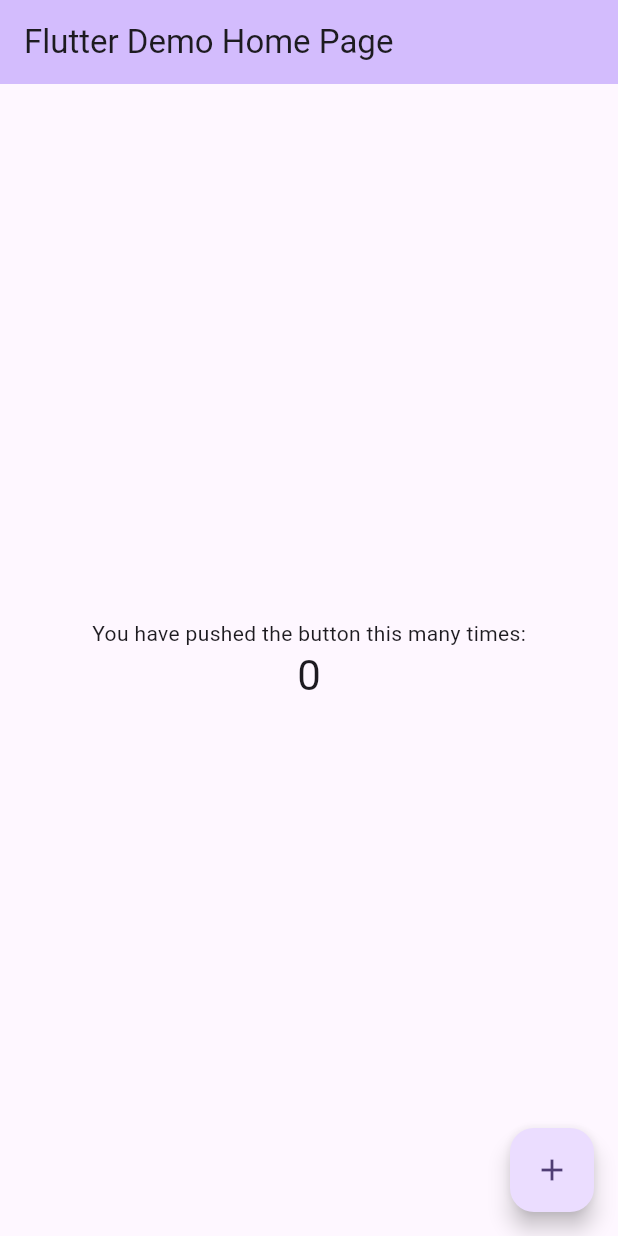
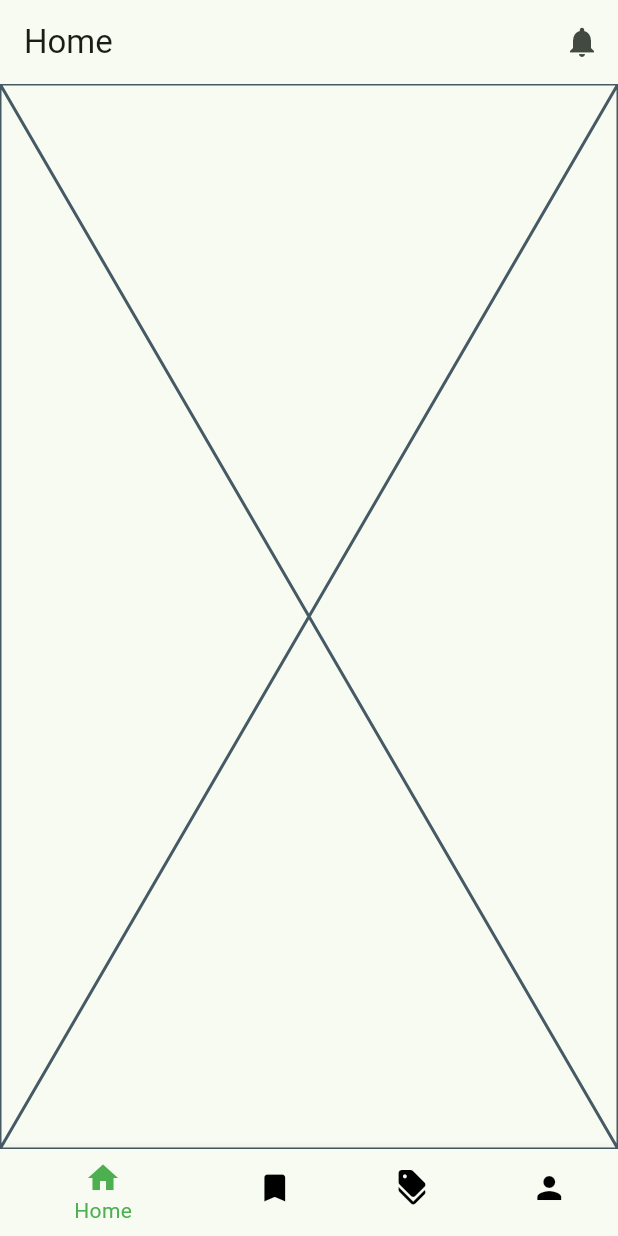
Before and after one commit to didierdrin/passtrack, a Flutter app: the screen it shows after launch, on a phone screen of 412 x 824 dp. Run offline on Flutter 3.47's test engine with Material 3 defaults, Android fonts, the phone set to English and light mode, and no system bars.

Commit message:
Second commit control page with the 4 main pages

```diff
--- /dev/null
+++ b/lib/colors.dart
@@ -0,0 +1,25 @@
+// Colors
+import 'package:flutter/material.dart';
+
+
+const MaterialColor mcgpalette0 = MaterialColor(_mcgpalette0PrimaryValue, <int, Color>{
+  50: Color(0xFF2D7A35),
+  100: Color(0xFFB9E0CC),
+  200: Color(0xFF8ACCAA),
+  300: Color(0xFF5BB887),
+  400: Color(0xFF38A86E),
+  500: Color(_mcgpalette0PrimaryValue),
+  600: Color(0xFF12914D),
+  700: Color(0xFF0F8643),
+  800: Color(0xFF0C7C3A),
+  900: Color(0xFF066B29),
+});
+const int _mcgpalette0PrimaryValue = 0xFF159954;
+
+const MaterialColor mcgpalette0Accent = MaterialColor(_mcgpalette0AccentValue, <int, Color>{
+  100: Color(0xFF9BFFB8),
+  200: Color(_mcgpalette0AccentValue),
+  400: Color(0xFF35FF6F),
+  700: Color(0xFF1BFF5D),
+});
+const int _mcgpalette0AccentValue = 0xFF68FF93;
--- a/lib/main.dart
+++ b/lib/main.dart
@@ -1,4 +1,7 @@
 import 'package:flutter/material.dart';
+import 'pages/control.dart';
+import 'colors.dart';
+
 
 void main() {
   runApp(const MyApp());
@@ -11,115 +14,13 @@
   @override
   Widget build(BuildContext context) {
     return MaterialApp(
-      title: 'Flutter Demo',
+      title: 'PassTrack',
+      debugShowCheckedModeBanner: false,
       theme: ThemeData(
-        // This is the theme of your application.
-        //
-        // TRY THIS: Try running your application with "flutter run". You'll see
-        // the application has a purple toolbar. Then, without quitting the app,
-        // try changing the seedColor in the colorScheme below to Colors.green
-        // and then invoke "hot reload" (save your changes or press the "hot
-        // reload" button in a Flutter-supported IDE, or press "r" if you used
-        // the command line to start the app).
-        //
-        // Notice that the counter didn't reset back to zero; the application
-        // state is not lost during the reload. To reset the state, use hot
-        // restart instead.
-        //
-        // This works for code too, not just values: Most code changes can be
-        // tested with just a hot reload.
-        colorScheme: ColorScheme.fromSeed(seedColor: Colors.deepPurple),
+        colorScheme: ColorScheme.fromSeed(seedColor: mcgpalette0[50]!),
         useMaterial3: true,
       ),
-      home: const MyHomePage(title: 'Flutter Demo Home Page'),
+      home: const ControlPage(),
     );
   }
 }
-
-class MyHomePage extends StatefulWidget {
-  const MyHomePage({super.key, required this.title});
-
-  // This widget is the home page of your application. It is stateful, meaning
-  // that it has a State object (defined below) that contains fields that affect
-  // how it looks.
-
-  // This class is the configuration for the state. It holds the values (in this
-  // case the title) provided by the parent (in this case the App widget) and
-  // used by the build method of the State. Fields in a Widget subclass are
-  // always marked "final".
-
-  final String title;
-
-  @override
-  State<MyHomePage> createState() => _MyHomePageState();
-}
-
-class _MyHomePageState extends State<MyHomePage> {
-  int _counter = 0;
-
-  void _incrementCounter() {
-    setState(() {
-      // This call to setState tells the Flutter framework that something has
-      // changed in this State, which causes it to rerun the build method below
-      // so that the display can reflect the updated values. If we changed
-      // _counter without calling setState(), then the build method would not be
-      // called again, and so nothing would appear to happen.
-      _counter++;
-    });
-  }
-
-  @override
-  Widget build(BuildContext context) {
-    // This method is rerun every time setState is called, for instance as done
-    // by the _incrementCounter method above.
-    //
-    // The Flutter framework has been optimized to make rerunning build methods
-    // fast, so that you can just rebuild anything that needs updating rather
-    // than having to individually change instances of widgets.
-    return Scaffold(
-      appBar: AppBar(
-        // TRY THIS: Try changing the color here to a specific color (to
-        // Colors.amber, perhaps?) and trigger a hot reload to see the AppBar
-        // change color while the other colors stay the same.
-        backgroundColor: Theme.of(context).colorScheme.inversePrimary,
-        // Here we take the value from the MyHomePage object that was created by
-        // the App.build method, and use it to set our appbar title.
-        title: Text(widget.title),
-      ),
-      body: Center(
-        // Center is a layout widget. It takes a single child and positions it
-        // in the middle of the parent.
-        child: Column(
-          // Column is also a layout widget. It takes a list of children and
-          // arranges them vertically. By default, it sizes itself to fit its
-          // children horizontally, and tries to be as tall as its parent.
-          //
-          // Column has various properties to control how it sizes itself and
-          // how it positions its children. Here we use mainAxisAlignment to
-          // center the children vertically; the main axis here is the vertical
-          // axis because Columns are vertical (the cross axis would be
-          // horizontal).
-          //
-          // TRY THIS: Invoke "debug painting" (choose the "Toggle Debug Paint"
-          // action in the IDE, or press "p" in the console), to see the
-          // wireframe for each widget.
-          mainAxisAlignment: MainAxisAlignment.center,
-          children: <Widget>[
-            const Text(
-              'You have pushed the button this many times:',
-            ),
-            Text(
-              '$_counter',
-              style: Theme.of(context).textTheme.headlineMedium,
-            ),
-          ],
-        ),
-      ),
-      floatingActionButton: FloatingActionButton(
-        onPressed: _incrementCounter,
-        tooltip: 'Increment',
-        child: const Icon(Icons.add),
-      ), // This trailing comma makes auto-formatting nicer for build methods.
-    );
-  }
-}
--- /dev/null
+++ b/lib/pages/control.dart
@@ -0,0 +1,97 @@
+// Control Page
+import 'package:flutter/material.dart';
+
+// Page imports
+import 'home.dart';
+import 'booking.dart';
+import 'promotions.dart';
+import 'profile.dart';
+
+class ControlPage extends StatefulWidget {
+  const ControlPage({super.key});
+  @override
+  State<ControlPage> createState() => _ControlPageState();
+}
+
+class _ControlPageState extends State<ControlPage> {
+  String _title = "Home";
+  static int _pageIndex = 0;
+
+  @override
+  void initState() {
+    super.initState();
+    _pageIndex = 0;
+  }
+
+  final PageController _pageController =
+      PageController(initialPage: _pageIndex);
+
+  List<Widget> _fourPageViewChildren() {
+    return <Widget>[
+      const HomePage(),
+      const BookingPage(),
+      const PromotionsPage(),
+      const ProfilePage(),
+    ];
+  }
+
+  @override
+  Widget build(BuildContext context) {
+    return Scaffold(
+      appBar: AppBar(
+        title: Text(_title),
+        actions: [
+          IconButton(onPressed: () {}, icon: const Icon(Icons.notifications)),
+        ],
+      ),
+
+
+      body: PageView(
+        controller: _pageController,
+        physics: const NeverScrollableScrollPhysics(),
+        onPageChanged: (int index) {
+          setState(() {
+            _pageIndex = index;
+            switch (_pageIndex) {
+              case 0:
+                {
+                  _title = 'Home';
+                }
+                break;
+              case 1:
+                {
+                  _title = 'Bookings';
+                }
+                break;
+              case 2:
+                {
+                  _title = 'Promotions';
+                }
+                break;
+              case 3:
+                {
+                  _title = 'Profile';
+                }
+                break;
+            }
+          });
+        },
+        children: _fourPageViewChildren(),
+      ),
+      bottomNavigationBar: BottomNavigationBar(
+        items: const [
+          BottomNavigationBarItem(icon: Icon(Icons.home), label: "Home"),
+          BottomNavigationBarItem(icon: Icon(Icons.bookmark), label: "Bookings"),
+          BottomNavigationBarItem(icon: Icon(Icons.discount), label: "Promotions"),
+          BottomNavigationBarItem(icon: Icon(Icons.person), label: "Profile"),
+        ],
+        onTap: (int index) {
+          _pageController.animateToPage(index, duration: const Duration(milliseconds: 200), curve: Curves.easeInOut);
+        },
+        unselectedItemColor: Colors.black,
+        currentIndex: _pageIndex,
+        selectedItemColor: Colors.green,
+      ),
+    );
+  }
+}
--- /dev/null
+++ b/lib/pages/home.dart
@@ -0,0 +1,15 @@
+import 'package:flutter/material.dart';
+
+class HomePage extends StatefulWidget {
+  const HomePage({super.key});
+
+  @override
+  State<HomePage> createState() => _HomePageState();
+}
+
+class _HomePageState extends State<HomePage> {
+  @override
+  Widget build(BuildContext context) {
+    return const Placeholder();
+  }
+}
```
Also changed, not shown: lib/pages/booking.dart (added, +16 -0 lines), lib/pages/profile.dart (added, +16 -0 lines), lib/pages/promotions.dart (added, +16 -0 lines).
